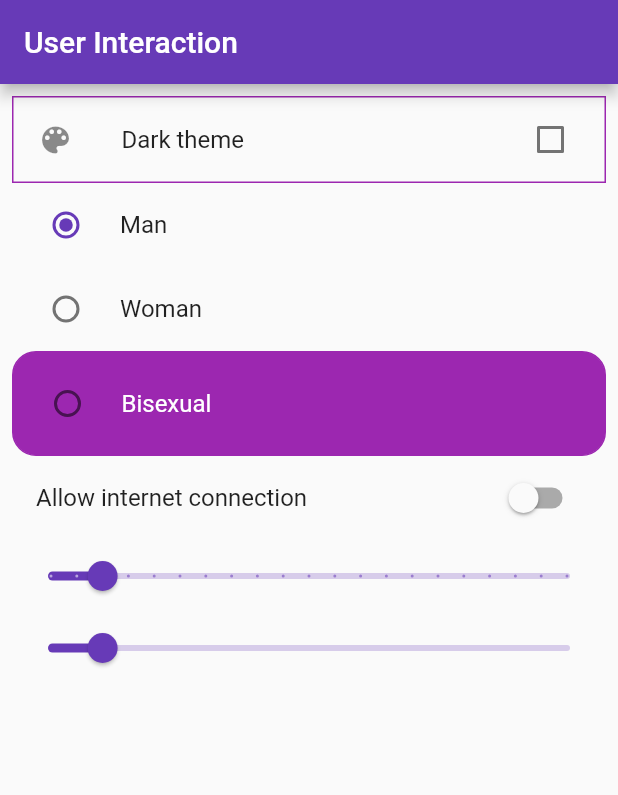
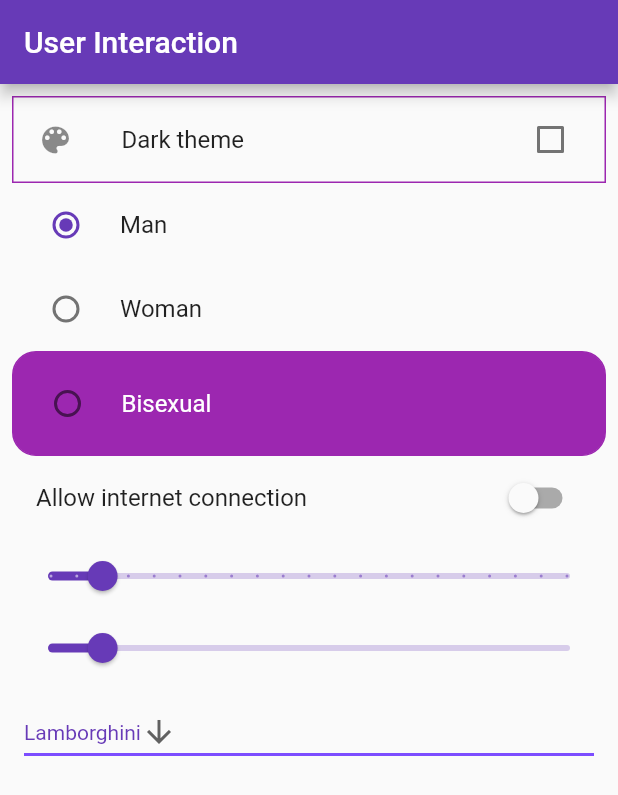
Before and after one commit to AliAltiyev/horoscope_guide, a Flutter app: the screen it shows after launch, after a tap on "Man", on a phone screen of 412 x 824 dp. Shown: the top 795 px of the screen. Run offline on Flutter 3.47's test engine with Material 2 defaults, Android fonts, the phone set to English and light mode, and no system bars; our stand-ins replace palette_generator.

Commit message:
Using DropDownButton with child DropdownMenuItem

```diff
--- a/lib/checkbox_list_tile.dart
+++ b/lib/checkbox_list_tile.dart
@@ -1,4 +1,6 @@
 import 'package:flutter/material.dart';
+
+const dropDownMenuItems = <String>["BMW", "Jeep", "Ferrari", "Lamborghini"];
 
 class CheckBoxListTileExample extends StatefulWidget {
   const CheckBoxListTileExample({Key? key}) : super(key: key);
@@ -13,6 +15,7 @@ class _CheckBoxListTileExampleState extends State<CheckBoxListTileExample> {
   bool switchState = false;
   var radioGroupValue = "";
   int sliderValue = 10;
+  String selectedCar = dropDownMenuItems.last;
 
   @override
   Widget build(BuildContext context) {
@@ -31,8 +34,8 @@ class _CheckBoxListTileExampleState extends State<CheckBoxListTileExample> {
               )),
               child: CheckboxListTile(
                   selectedTileColor: Colors.purple,
-                  secondary: Icon(Icons.color_lens_rounded),
-                  title: Text("Dark theme"),
+                  secondary: const Icon(Icons.color_lens_rounded),
+                  title: const Text("Dark theme"),
                   activeColor: Colors.purple,
                   value: checkBoxState,
                   onChanged: (value) {
@@ -42,12 +45,14 @@ class _CheckBoxListTileExampleState extends State<CheckBoxListTileExample> {
                   }),
             ),
             RadioListTile(
-                title: Text("Man"),
+                title: const Text("Man"),
                 value: "Man",
                 groupValue: radioGroupValue,
                 onChanged: (value) {
-                  ScaffoldMessenger.of(context)
-                      .showSnackBar(SnackBar(content: Text(value.toString()),duration: Duration(milliseconds: 300),));
+                  ScaffoldMessenger.of(context).showSnackBar(SnackBar(
+                    content: Text(value.toString()),
+                    duration: const Duration(milliseconds: 300),
+                  ));
 
                   setState(() {
                     setState(() {
@@ -58,12 +63,14 @@ class _CheckBoxListTileExampleState extends State<CheckBoxListTileExample> {
                   });
                 }),
             RadioListTile(
-                title: Text("Woman"),
+                title: const Text("Woman"),
                 value: "Woman",
                 groupValue: radioGroupValue,
                 onChanged: (value) {
-                  ScaffoldMessenger.of(context)
-                      .showSnackBar(SnackBar(content: Text(value.toString()),duration: Duration(milliseconds: 300),));
+                  ScaffoldMessenger.of(context).showSnackBar(SnackBar(
+                    content: Text(value.toString()),
+                    duration: const Duration(milliseconds: 300),
+                  ));
 
                   setState(() {
                     debugPrint(value.toString());
@@ -73,17 +80,22 @@ class _CheckBoxListTileExampleState extends State<CheckBoxListTileExample> {
                   });
                 }),
             RadioListTile(
-              tileColor: Colors.purple,
-              visualDensity: VisualDensity(vertical: 3),
-              activeColor: Colors.white,
-              shape: RoundedRectangleBorder(borderRadius: BorderRadius.circular(16),side: BorderSide(color: Colors.purple)),
-                title: Text("Bisexual",style: TextStyle(color: Colors.white),),
+                tileColor: Colors.purple,
+                visualDensity: const VisualDensity(vertical: 3),
+                activeColor: Colors.white,
+                shape: RoundedRectangleBorder(
+                    borderRadius: BorderRadius.circular(16),
+                    side: const BorderSide(color: Colors.purple)),
+                title: const Text(
+                  "Bisexual",
+                  style: TextStyle(color: Colors.white),
+                ),
                 value: "Bisexual",
                 groupValue: radioGroupValue,
                 onChanged: (value) {
                   ScaffoldMessenger.of(context).showSnackBar(SnackBar(
                     content: Text(value.toString()),
-                    duration: Duration(milliseconds: 300),
+                    duration: const Duration(milliseconds: 300),
                   ));
                   setState(() {
                     debugPrint(value.toString());
@@ -97,7 +109,7 @@ class _CheckBoxListTileExampleState extends State<CheckBoxListTileExample> {
               onChanged: (value) {
                 ScaffoldMessenger.of(context).showSnackBar(SnackBar(
                   content: Text(value.toString()),
-                  duration: Duration(milliseconds: 300),
+                  duration: const Duration(milliseconds: 300),
                 ));
                 setState(() {
                   switchState = value;
@@ -127,6 +139,56 @@ class _CheckBoxListTileExampleState extends State<CheckBoxListTileExample> {
                     sliderValue = value.toInt();
                   });
                 }),
+            // DropdownButton(
+            //   items: dropDownMenuItems
+            //       .map((e) => DropdownMenuItem(
+            //               child: Text(
+            //             e.toString(),
+            //             style: const TextStyle(color: Colors.green),
+            //           )))
+            //       .toList(),
+            //   onChanged: (value) {
+            //     setState(() {
+            //       debugPrint(selectedCar);
+            //       selectedCar = value;
+            //     });
+            //   },
+            //   value: selectedCar,
+            // )
+            Padding(
+              padding: const EdgeInsets.all(8.0),
+              child: Row(
+                children: [
+                  Expanded(
+                    child: DropdownButton<String>(
+                      alignment: Alignment.topLeft,
+                      value: selectedCar,
+                      icon: const Icon(Icons.arrow_downward),
+                      borderRadius: BorderRadius.circular(18),
+                      elevation: 16,
+                      style: const TextStyle(color: Colors.deepPurple),
+                      underline: Container(
+                        height: 2,
+                        color: Colors.deepPurpleAccent,
+                      ),
+                      onChanged: (String? value) {
+                        // This is called when the user selects an item.
+                        setState(() {
+                          selectedCar = value!;
+                        });
+                      },
+                      items: dropDownMenuItems
+                          .map<DropdownMenuItem<String>>((String value) {
+                        return DropdownMenuItem<String>(
+                          value: value,
+                          child: Text(value),
+                        );
+                      }).toList(),
+                    ),
+                  ),
+                ],
+              ),
+            )
           ],
         ),
       ),
```
